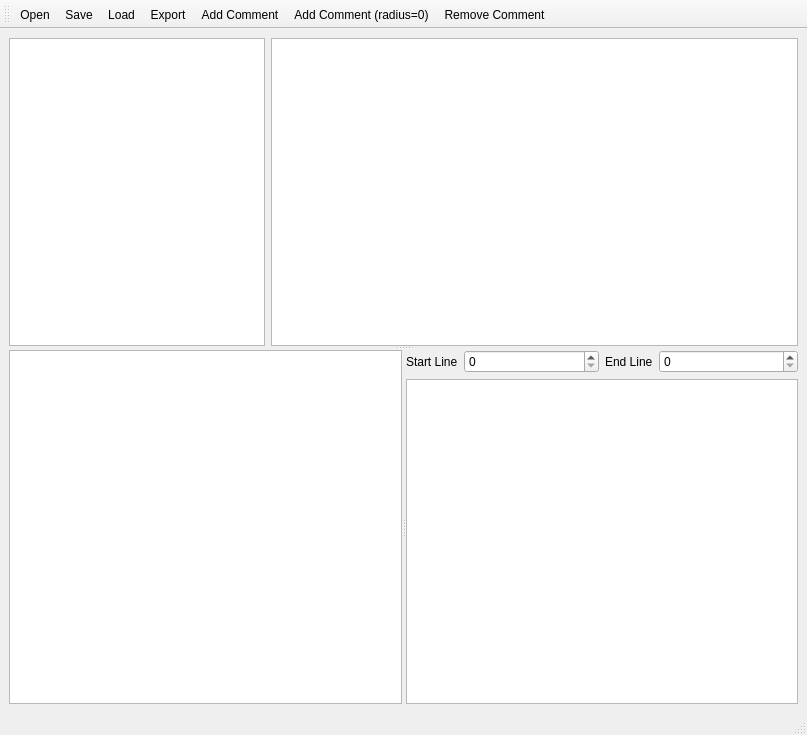
Above: gui/ui_MainWindow.ui from arneboe/codecomment before the change. Below: the same form after it.
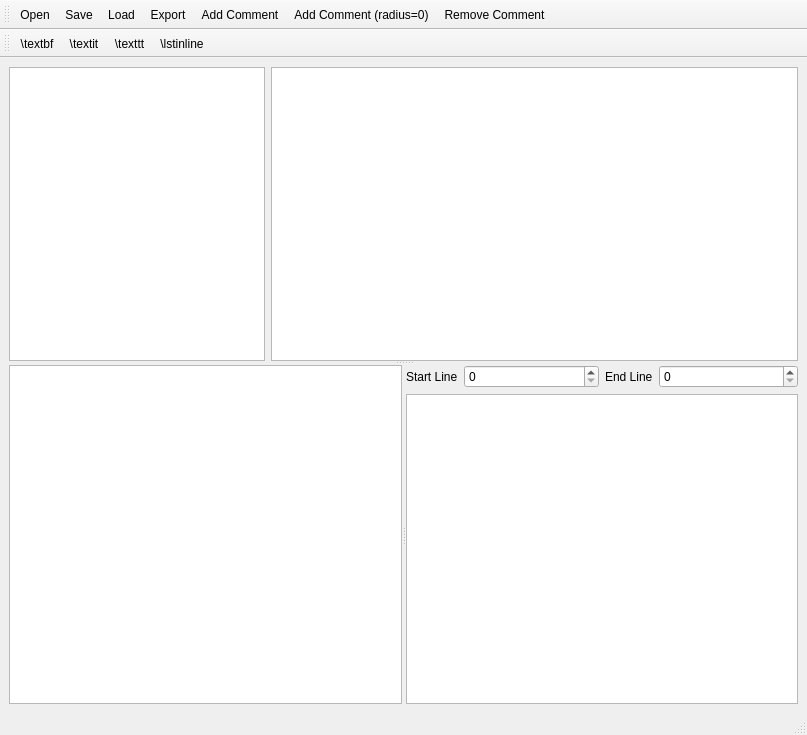
That is the form after the change.

Commit message: latex buttons

What changed in the file:
```diff
--- a/gui/ui_MainWindow.ui
+++ b/gui/ui_MainWindow.ui
@@ -48,7 +48,7 @@
           <property name="orientation">
            <enum>Qt::Horizontal</enum>
           </property>
-          <widget class="QWidget" name="">
+          <widget class="QWidget" name="layoutWidget">
            <layout class="QVBoxLayout" name="verticalLayout">
             <item>
              <widget class="QListWidget" name="listWidgetComments">
@@ -62,7 +62,7 @@
             </item>
            </layout>
           </widget>
-          <widget class="QWidget" name="">
+          <widget class="QWidget" name="layoutWidget">
            <layout class="QVBoxLayout" name="verticalLayout_2">
             <item>
              <layout class="QHBoxLayout" name="horizontalLayout">
@@ -147,6 +147,21 @@
    <addaction name="actionRemove_Comment"/>
   </widget>
   <widget class="QStatusBar" name="statusBar"/>
+  <widget class="QToolBar" name="toolBar_2">
+   <property name="windowTitle">
+    <string>toolBar_2</string>
+   </property>
+   <attribute name="toolBarArea">
+    <enum>TopToolBarArea</enum>
+   </attribute>
+   <attribute name="toolBarBreak">
+    <bool>true</bool>
+   </attribute>
+   <addaction name="action_textbf"/>
+   <addaction name="action_textit"/>
+   <addaction name="action_texttt"/>
+   <addaction name="action_lstinline"/>
+  </widget>
   <action name="actionExport">
    <property name="text">
     <string>Export</string>
@@ -224,6 +239,50 @@
     <string>Ctrl+L</string>
    </property>
   </action>
+  <action name="action_textbf">
+   <property name="text">
+    <string>\textbf</string>
+   </property>
+   <property name="toolTip">
+    <string>alt+f</string>
+   </property>
+   <property name="shortcut">
+    <string>Alt+F</string>
+   </property>
+  </action>
+  <action name="action_textit">
+   <property name="text">
+    <string>\textit</string>
+   </property>
+   <property name="toolTip">
+    <string>alt+i</string>
+   </property>
+   <property name="shortcut">
+    <string>Alt+I</string>
+   </property>
+  </action>
+  <action name="action_texttt">
+   <property name="text">
+    <string>\texttt</string>
+   </property>
+   <property name="toolTip">
+    <string>alt+t</string>
+   </property>
+   <property name="shortcut">
+    <string>Alt+T</string>
+   </property>
+  </action>
+  <action name="action_lstinline">
+   <property name="text">
+    <string>\lstinline</string>
+   </property>
+   <property name="toolTip">
+    <string>alt+l</string>
+   </property>
+   <property name="shortcut">
+    <string>Alt+L</string>
+   </property>
+  </action>
  </widget>
  <resources/>
  <connections/>
```
Left out of the diff: 5 changed lines with no effect on the pictures. The commit also changes 1 other file.
